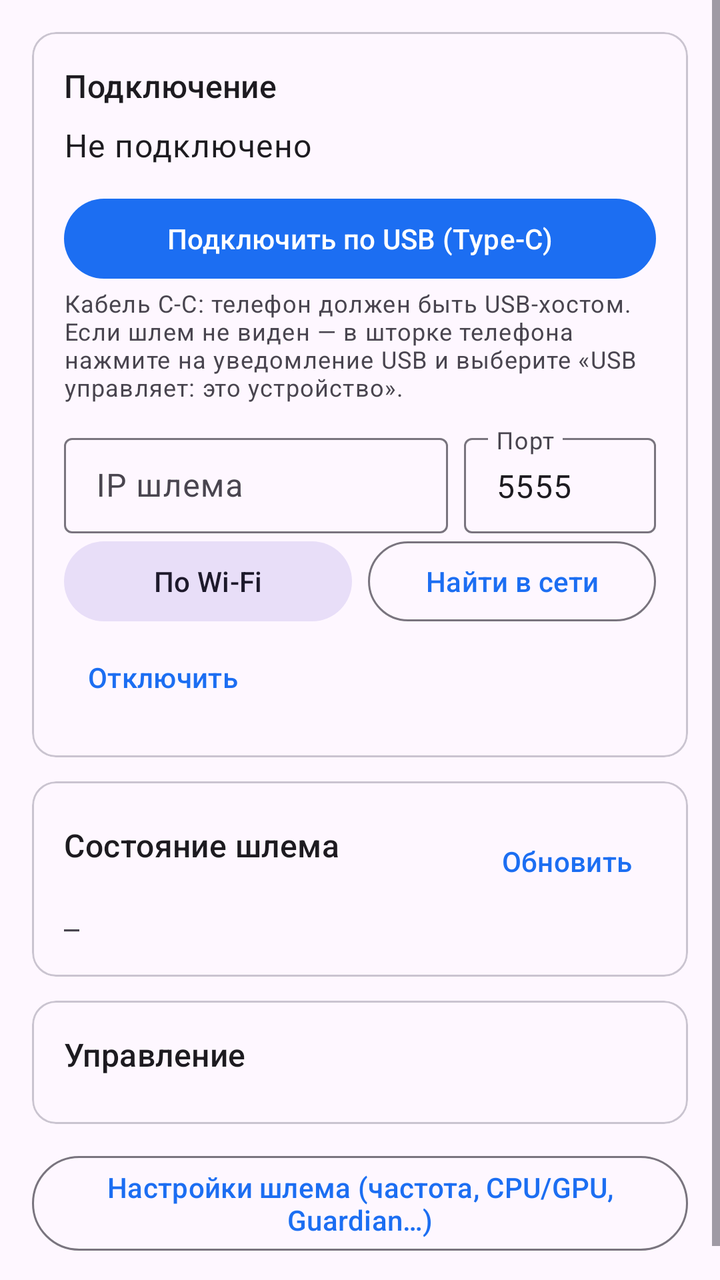
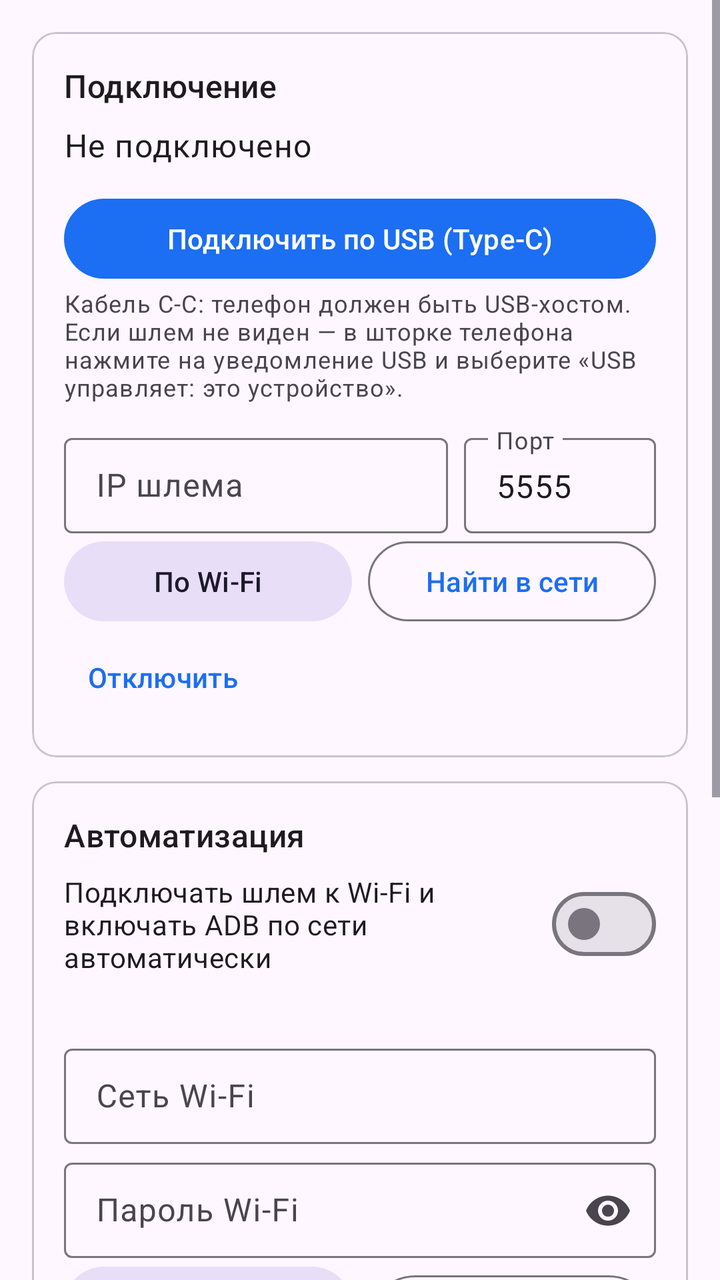

Screens rendered from an Android XML layout before and after an edit, with the pre-edit source and the edit as a unified diff.
<!-- AndroidManifest.xml: application theme Theme.QuestRemote -->
<!-- res/layout/page_device.xml -->
<?xml version="1.0" encoding="utf-8"?>
<ScrollView xmlns:android="http://schemas.android.com/apk/res/android"
    xmlns:app="http://schemas.android.com/apk/res-auto"
    android:layout_width="match_parent"
    android:layout_height="match_parent">

    <LinearLayout
        android:layout_width="match_parent"
        android:layout_height="wrap_content"
        android:orientation="vertical"
        android:padding="16dp">

        <com.google.android.material.card.MaterialCardView style="@style/Section">
            <LinearLayout
                android:layout_width="match_parent"
                android:layout_height="wrap_content"
                android:orientation="vertical"
                android:padding="16dp">

                <TextView style="@style/SectionTitle" android:layout_width="wrap_content"
                    android:layout_height="wrap_content" android:text="Подключение" />

                <TextView
                    android:id="@+id/status"
                    android:layout_width="match_parent"
                    android:layout_height="wrap_content"
                    android:layout_marginBottom="12dp"
                    android:text="Не подключено"
                    android:textAppearance="?attr/textAppearanceBodyLarge" />

                <com.google.android.material.button.MaterialButton
                    android:id="@+id/btn_usb"
                    android:layout_width="match_parent"
                    android:layout_height="wrap_content"
                    android:text="Подключить по USB (Type‑C)" />

                <TextView
                    android:id="@+id/usb_hint"
                    android:layout_width="match_parent"
                    android:layout_height="wrap_content"
                    android:layout_marginBottom="12dp"
                    android:text="Кабель C‑C: телефон должен быть USB‑хостом. Если шлем не виден — в шторке телефона нажмите на уведомление USB и выберите «USB управляет: это устройство»."
                    android:textAppearance="?attr/textAppearanceBodySmall" />

                <LinearLayout
                    android:layout_width="match_parent"
                    android:layout_height="wrap_content"
                    android:orientation="horizontal">

                    <com.google.android.material.textfield.TextInputLayout
                        style="@style/Widget.Material3.TextInputLayout.OutlinedBox.Dense"
                        android:layout_width="0dp"
                        android:layout_height="wrap_content"
                        android:layout_weight="1"
                        android:hint="IP шлема">
                        <com.google.android.material.textfield.TextInputEditText
                            android:id="@+id/input_ip"
                            android:layout_width="match_parent"
                            android:layout_height="wrap_content"
                            android:inputType="text"
                            android:digits="0123456789." />
                    </com.google.android.material.textfield.TextInputLayout>

                    <com.google.android.material.textfield.TextInputLayout
                        style="@style/Widget.Material3.TextInputLayout.OutlinedBox.Dense"
                        android:layout_width="96dp"
                        android:layout_height="wrap_content"
                        android:layout_marginStart="8dp"
                        android:hint="Порт">
                        <com.google.android.material.textfield.TextInputEditText
                            android:id="@+id/input_port"
                            android:layout_width="match_parent"
                            android:layout_height="wrap_content"
                            android:inputType="number"
                            android:text="5555" />
                    </com.google.android.material.textfield.TextInputLayout>
                </LinearLayout>

                <LinearLayout
                    android:layout_width="match_parent"
                    android:layout_height="wrap_content"
                    android:orientation="horizontal">

                    <com.google.android.material.button.MaterialButton
                        android:id="@+id/btn_wifi"
                        style="@style/Widget.Material3.Button.TonalButton"
                        android:layout_width="0dp"
                        android:layout_height="wrap_content"
                        android:layout_weight="1"
                        android:text="По Wi‑Fi" />

                    <com.google.android.material.button.MaterialButton
                        android:id="@+id/btn_scan"
                        style="@style/Widget.Material3.Button.OutlinedButton"
                        android:layout_width="0dp"
                        android:layout_height="wrap_content"
                        android:layout_marginStart="8dp"
                        android:layout_weight="1"
                        android:text="Найти в сети" />
                </LinearLayout>

                <com.google.android.material.button.MaterialButton
                    android:id="@+id/btn_disconnect"
                    style="@style/Widget.Material3.Button.TextButton"
                    android:layout_width="wrap_content"
                    android:layout_height="wrap_content"
                    android:text="Отключить" />
            </LinearLayout>
        </com.google.android.material.card.MaterialCardView>

        <com.google.android.material.card.MaterialCardView style="@style/Section">
            <LinearLayout
                android:layout_width="match_parent"
                android:layout_height="wrap_content"
                android:orientation="vertical"
                android:padding="16dp">

                <LinearLayout
                    android:layout_width="match_parent"
                    android:layout_height="wrap_content"
                    android:gravity="center_vertical"
                    android:orientation="horizontal">
                    <TextView style="@style/SectionTitle" android:layout_width="0dp"
                        android:layout_height="wrap_content" android:layout_weight="1"
                        android:text="Состояние шлема" />
                    <com.google.android.material.button.MaterialButton
                        android:id="@+id/btn_refresh_info"
                        style="@style/Widget.Material3.Button.TextButton"
                        android:layout_width="wrap_content"
                        android:layout_height="wrap_content"
                        android:text="Обновить" />
                </LinearLayout>

                <TextView
                    android:id="@+id/info"
                    android:layout_width="match_parent"
                    android:layout_height="wrap_content"
                    android:fontFamily="monospace"
                    android:text="—"
                    android:textIsSelectable="true"
                    android:textSize="13sp" />
            </LinearLayout>
        </com.google.android.material.card.MaterialCardView>

        <com.google.android.material.card.MaterialCardView style="@style/Section">
            <LinearLayout
                android:layout_width="match_parent"
                android:layout_height="wrap_content"
                android:orientation="vertical"
                android:padding="16dp">

                <TextView style="@style/SectionTitle" android:layout_width="wrap_content"
                    android:layout_height="wrap_content" android:text="Управление" />

                <com.google.android.material.chip.ChipGroup
                    android:id="@+id/actions"
                    android:layout_width="match_parent"
                    android:layout_height="wrap_content"
                    app:chipSpacingVertical="4dp" />
            </LinearLayout>
        </com.google.android.material.card.MaterialCardView>

        <com.google.android.material.button.MaterialButton
            android:id="@+id/btn_tweaks"
            style="@style/Widget.Material3.Button.OutlinedButton"
            android:layout_width="match_parent"
            android:layout_height="wrap_content"
            android:layout_marginBottom="12dp"
            android:text="Настройки шлема (частота, CPU/GPU, Guardian…)" />

        <com.google.android.material.card.MaterialCardView
            android:id="@+id/live_card"
            style="@style/Section"
            android:visibility="gone">
            <LinearLayout
                android:layout_width="match_parent"
                android:layout_height="wrap_content"
                android:orientation="vertical"
                android:padding="8dp">
                <TextView
                    android:id="@+id/live_status"
                    android:layout_width="match_parent"
                    android:layout_height="wrap_content"
                    android:textAppearance="?attr/textAppearanceBodySmall" />
                <ImageView
                    android:id="@+id/live_image"
                    android:layout_width="match_parent"
                    android:layout_height="wrap_content"
                    android:adjustViewBounds="true"
                    android:contentDescription="Экран шлема" />
            </LinearLayout>
        </com.google.android.material.card.MaterialCardView>
    </LinearLayout>
</ScrollView>
<!-- resources referenced by this layout -->
<resources>
  <style name="Section" parent="Widget.Material3.CardView.Outlined">
          <item name="android:layout_width">match_parent</item>
          <item name="android:layout_height">wrap_content</item>
          <item name="android:layout_marginBottom">12dp</item>
      </style>
  <style name="SectionTitle" parent="TextAppearance.Material3.TitleMedium">
          <item name="android:layout_marginBottom">8dp</item>
      </style>
  <style name="Theme.QuestRemote" parent="Theme.Material3.DayNight.NoActionBar">
          <item name="colorPrimary">@color/brand</item>
      </style>
  <color name="brand">#1C6EF2</color>
</resources>

<!-- the commit's change to res/layout/page_device.xml (unified diff, before → after) -->
@@ -115,6 +115,87 @@
                 android:orientation="vertical"
                 android:padding="16dp">
 
+                <TextView style="@style/SectionTitle" android:layout_width="wrap_content"
+                    android:layout_height="wrap_content" android:text="Автоматизация" />
+
+                <com.google.android.material.materialswitch.MaterialSwitch
+                    android:id="@+id/switch_auto_wifi"
+                    android:layout_width="match_parent"
+                    android:layout_height="wrap_content"
+                    android:text="Подключать шлем к Wi‑Fi и включать ADB по сети автоматически" />
+
+                <TextView
+                    android:id="@+id/auto_status"
+                    android:layout_width="match_parent"
+                    android:layout_height="wrap_content"
+                    android:layout_marginVertical="6dp"
+                    android:textAppearance="?attr/textAppearanceBodyMedium" />
+
+                <com.google.android.material.textfield.TextInputLayout
+                    style="@style/Widget.Material3.TextInputLayout.OutlinedBox.Dense"
+                    android:layout_width="match_parent"
+                    android:layout_height="wrap_content"
+                    android:hint="Сеть Wi‑Fi">
+                    <com.google.android.material.textfield.TextInputEditText
+                        android:id="@+id/input_ssid"
+                        android:layout_width="match_parent"
+                        android:layout_height="wrap_content"
+                        android:inputType="text" />
+                </com.google.android.material.textfield.TextInputLayout>
+
+                <com.google.android.material.textfield.TextInputLayout
+                    style="@style/Widget.Material3.TextInputLayout.OutlinedBox.Dense"
+                    android:layout_width="match_parent"
+                    android:layout_height="wrap_content"
+                    android:layout_marginTop="4dp"
+                    android:hint="Пароль Wi‑Fi"
+                    app:endIconMode="password_toggle">
+                    <com.google.android.material.textfield.TextInputEditText
+                        android:id="@+id/input_wifi_password"
+                        android:layout_width="match_parent"
+                        android:layout_height="wrap_content"
+                        android:inputType="textPassword" />
+                </com.google.android.material.textfield.TextInputLayout>
+
+                <LinearLayout
+                    android:layout_width="match_parent"
+                    android:layout_height="wrap_content"
+                    android:orientation="horizontal">
+
+                    <com.google.android.material.button.MaterialButton
+                        android:id="@+id/btn_headset_wifi_on"
+                        style="@style/Widget.Material3.Button.TonalButton"
+                        android:layout_width="0dp"
+                        android:layout_height="wrap_content"
+                        android:layout_weight="1"
+                        android:text="Шлем → Wi‑Fi" />
+
+                    <com.google.android.material.button.MaterialButton
+                        android:id="@+id/btn_headset_wifi_off"
+                        style="@style/Widget.Material3.Button.OutlinedButton"
+                        android:layout_width="0dp"
+                        android:layout_height="wrap_content"
+                        android:layout_marginStart="8dp"
+                        android:layout_weight="1"
+                        android:text="Отключить Wi‑Fi шлема" />
+                </LinearLayout>
+
+                <com.google.android.material.button.MaterialButton
+                    android:id="@+id/btn_phone_wifi"
+                    style="@style/Widget.Material3.Button.TextButton"
+                    android:layout_width="match_parent"
+                    android:layout_height="wrap_content"
+                    android:text="Подключить телефон к этой сети" />
+            </LinearLayout>
+        </com.google.android.material.card.MaterialCardView>
+
+        <com.google.android.material.card.MaterialCardView style="@style/Section">
+            <LinearLayout
+                android:layout_width="match_parent"
+                android:layout_height="wrap_content"
+                android:orientation="vertical"
+                android:padding="16dp">
+
                 <LinearLayout
                     android:layout_width="match_parent"
                     android:layout_height="wrap_content"
